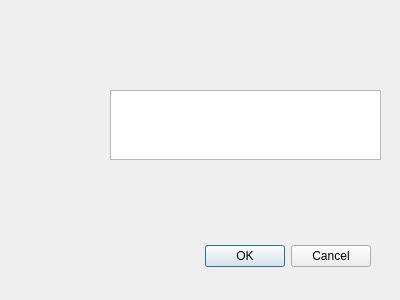
This is vstreamer/gui/login/LoginDialog.ui in As-You-Like/video-streamer as Qt 5 draws it before an edit. The edited form follows.
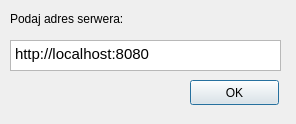
This is the edited form.

Commit message: add LoginDialog clicked() add VideoController add ui files for dir list view

The edit to the form file:
```diff
--- a/vstreamer/gui/login/LoginDialog.ui
+++ b/vstreamer/gui/login/LoginDialog.ui
@@ -6,37 +6,54 @@
    <rect>
     <x>0</x>
     <y>0</y>
-    <width>400</width>
-    <height>300</height>
+    <width>296</width>
+    <height>124</height>
    </rect>
   </property>
   <property name="windowTitle">
    <string>Dialog</string>
   </property>
-  <widget class="QDialogButtonBox" name="buttonBox">
+  <widget class="QTextEdit" name="serverAddressEditText">
    <property name="geometry">
     <rect>
-     <x>30</x>
-     <y>240</y>
-     <width>341</width>
-     <height>32</height>
-    </rect>
-   </property>
-   <property name="orientation">
-    <enum>Qt::Horizontal</enum>
-   </property>
-   <property name="standardButtons">
-    <set>QDialogButtonBox::Cancel|QDialogButtonBox::Ok</set>
-   </property>
-  </widget>
-  <widget class="QTextEdit" name="textEdit">
-   <property name="geometry">
-    <rect>
-     <x>110</x>
-     <y>90</y>
+     <x>10</x>
+     <y>40</y>
      <width>271</width>
-     <height>70</height>
+     <height>31</height>
     </rect>
+   </property>
+   <property name="html">
+    <string>&lt;!DOCTYPE HTML PUBLIC &quot;-//W3C//DTD HTML 4.0//EN&quot; &quot;http://www.w3.org/TR/REC-html40/strict.dtd&quot;&gt;
+&lt;html&gt;&lt;head&gt;&lt;meta name=&quot;qrichtext&quot; content=&quot;1&quot; /&gt;&lt;style type=&quot;text/css&quot;&gt;
+p, li { white-space: pre-wrap; }
+&lt;/style&gt;&lt;/head&gt;&lt;body style=&quot; font-family:'Ubuntu'; font-size:11pt; font-weight:400; font-style:normal;&quot;&gt;
+&lt;p style=&quot; margin-top:0px; margin-bottom:0px; margin-left:0px; margin-right:0px; -qt-block-indent:0; text-indent:0px;&quot;&gt;http://localhost:8080&lt;/p&gt;&lt;/body&gt;&lt;/html&gt;</string>
+   </property>
+  </widget>
+  <widget class="QLabel" name="label">
+   <property name="geometry">
+    <rect>
+     <x>10</x>
+     <y>10</y>
+     <width>221</width>
+     <height>17</height>
+    </rect>
+   </property>
+   <property name="text">
+    <string>Podaj adres serwera:</string>
+   </property>
+  </widget>
+  <widget class="QPushButton" name="button">
+   <property name="geometry">
+    <rect>
+     <x>190</x>
+     <y>80</y>
+     <width>89</width>
+     <height>25</height>
+    </rect>
+   </property>
+   <property name="text">
+    <string>OK</string>
    </property>
   </widget>
  </widget>
```
Left out of the diff: 35 changed lines with no effect on the pictures. The commit also changes 6 other files.
